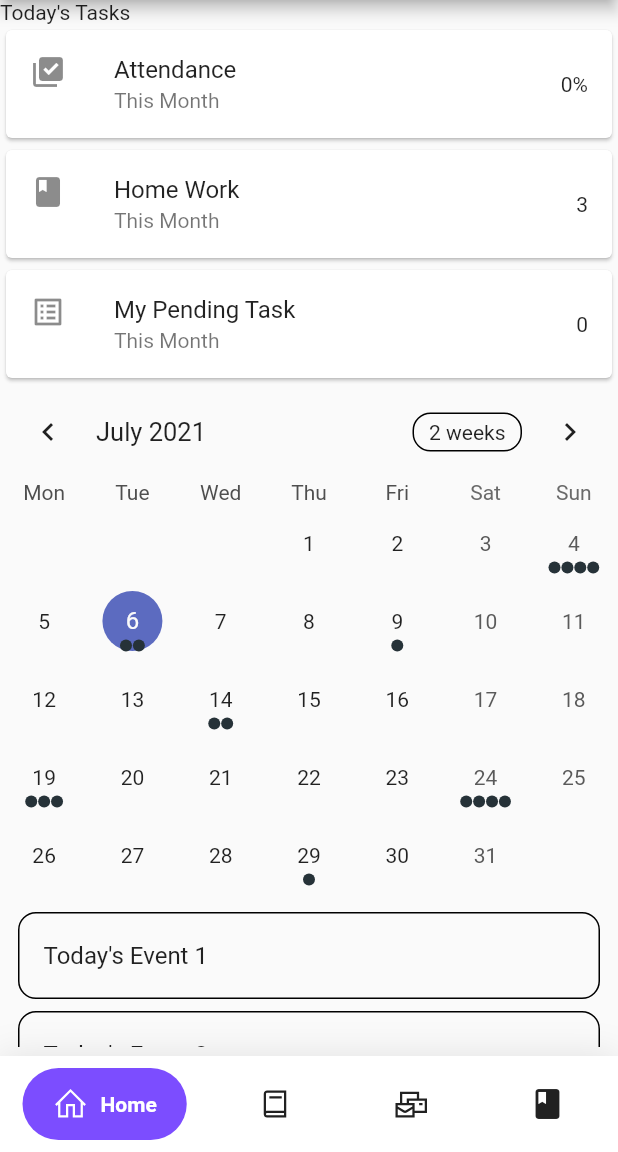
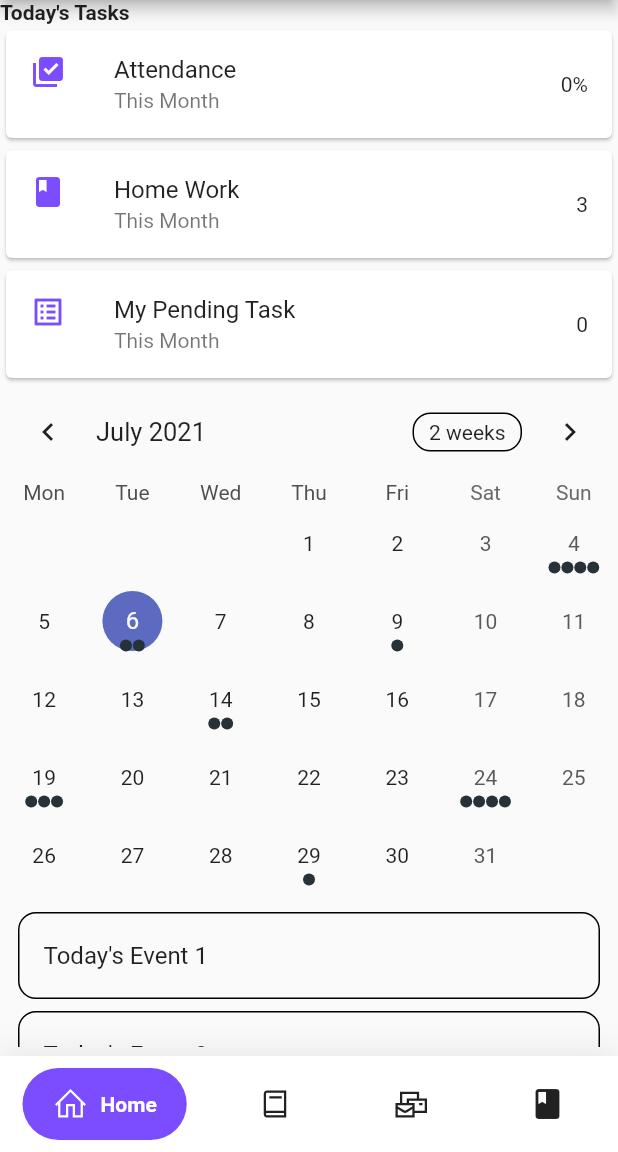
Before and after one commit to venkat9507/school-app, a Flutter app: the screen it shows after launch, on a phone screen of 412 x 824 dp, the part 84-1236 px from its top. Run offline on Flutter 3.47's test engine with Material 2 defaults, Android fonts, the light colour scheme and no system bars; drawn by our look-alikes of google_nav_bar, table_calendar; our stand-ins replace animated_text_kit, carousel_slider, circular_profile_avatar, cloud_firestore, firebase_auth, firebase_core and 3 more; accounts and stored records are empty.

Commit message:
home page edited2

```diff
--- a/lib/main.dart
+++ b/lib/main.dart
@@ -17,6 +17,7 @@ class MyApp extends StatelessWidget {
   @override
   Widget build(BuildContext context) {
     return GetMaterialApp(
+      // darkTheme: ThemeData(brightness: Brightness.dark),
       debugShowCheckedModeBanner: false,
       home:SplashScreen()
     );
--- a/lib/screens/Sidemenu/Side_menu.dart
+++ b/lib/screens/Sidemenu/Side_menu.dart
@@ -3,6 +3,7 @@ import 'package:flutter/material.dart';
 import 'package:flutter_school_app_july_1/constants/color_constants.dart';
 import 'package:flutter_school_app_july_1/constants/controller.dart';
 import 'package:flutter_school_app_july_1/constants/text_constants.dart';
+import 'package:flutter_school_app_july_1/screens/Sidemenu/attendence/attendence.dart';
 import 'package:flutter_school_app_july_1/screens/Sidemenu/profile/profile.dart';
 import 'package:get/get.dart';
 import 'package:line_icons/line_icons.dart';
@@ -207,8 +208,7 @@ class _SideMenuState extends State<SideMenu> {
                     child: InkWell(
                       onTap: (){
 
-                        pageViewController.controller.jumpToPage(13);
-                        Get.back();
+                        Get.to(Attendance());
                       },
                       child: ListTile(
                         leading: Icon(Icons.library_add_check),
--- a/lib/screens/Sidemenu/homePage/home_page.dart
+++ b/lib/screens/Sidemenu/homePage/home_page.dart
@@ -1,7 +1,14 @@
 import 'package:flutter/cupertino.dart';
 import 'package:flutter/material.dart';
+import 'package:flutter_school_app_july_1/constants/color_constants.dart';
+import 'package:flutter_school_app_july_1/constants/controller.dart';
+import 'package:flutter_school_app_july_1/screens/Sidemenu/attendence/attendence.dart';
 import 'package:flutter_school_app_july_1/screens/Sidemenu/homePage/calendar.dart';
 import 'package:flutter_school_app_july_1/screens/Sidemenu/homePage/carousel_slider.dart';
+import 'package:flutter_school_app_july_1/screens/Sidemenu/homePage/pendingtask.dart';
+import 'package:flutter_school_app_july_1/screens/Sidemenu/homeWork/home_work.dart';
+import 'package:flutter_school_app_july_1/screens/bottomNavbar/bottomNavbar.dart';
+import 'package:get/get.dart';
 import 'package:line_icons/line_icons.dart';
 
 class HomePage extends StatefulWidget {
@@ -22,37 +29,51 @@ class _HomePageState extends State<HomePage> {
           crossAxisAlignment: CrossAxisAlignment.start,
 
           children: [
-            Text("Today's Tasks"),
+            Text("Today's Tasks",style: TextStyle(
+              fontWeight: FontWeight.bold
+            ),),
             // Expanded(child: ComplicatedImageDemo(),flex: 1,),
             Expanded(flex: 1,child: Column(
               children: [
                 Card(
                   color: Colors.white,
                   child: ListTile(
-                    leading:Icon(Icons.library_add_check),
+                    leading:Icon(Icons.library_add_check,color: accentcolor,),
                     title: Text('Attendance'),
                     subtitle: Text('This Month'),
                     trailing: Text('0%'),
+                    onTap: (){
+
+                      Get.to(Attendance());
+
+                    },
                   ),
 
                 ),
                 Card(
                   color: Colors.white,
                   child: ListTile(
-                    leading:Icon(Icons.book),
+                    leading:Icon(Icons.book,color: accentcolor,),
                     title: Text('Home Work'),
                     subtitle: Text('This Month'),
                     trailing: Text('3'),
+                    onTap: (){
+                      Get.to(HomeWork());
+                    },
                   ),
 
                 ),
                 Card(
                   color: Colors.white,
                   child: ListTile(
-                    leading:Icon(Icons.list_alt),
+                    leading:Icon(Icons.list_alt,color: accentcolor,),
                     title: Text('My Pending Task'),
                     subtitle: Text('This Month'),
                     trailing: Text('0'),
+                    onTap: (){
+                      Get.to( PendingTask());
+                    },
+
                   ),
 
                 ),
@@ -67,6 +88,7 @@ class _HomePageState extends State<HomePage> {
 
 
 
+
           ],
         ),
 
--- a/lib/screens/dashboard/dashboard.dart
+++ b/lib/screens/dashboard/dashboard.dart
@@ -11,6 +11,7 @@ import 'package:flutter_school_app_july_1/screens/Sidemenu/downloadCenter/downlo
 import 'package:flutter_school_app_july_1/screens/Sidemenu/fees/fees.dart';
 import 'package:flutter_school_app_july_1/screens/Sidemenu/googleMeet/google_meet.dart';
 import 'package:flutter_school_app_july_1/screens/Sidemenu/homePage/home_page.dart';
+import 'package:flutter_school_app_july_1/screens/Sidemenu/homePage/pendingtask.dart';
 import 'package:flutter_school_app_july_1/screens/Sidemenu/homeWork/home_work.dart';
 import 'package:flutter_school_app_july_1/screens/Sidemenu/hostels/hostels.dart';
 import 'package:flutter_school_app_july_1/screens/Sidemenu/lessonPlan/lesson_plan.dart';
@@ -86,6 +87,7 @@ class _DashBoardState extends State<DashBoard> {
                           TransportRoute(),
                           Hostels(),
                           About(),
+                          PendingTask(),
                         ]),
                   ),
                   Expanded(
```
Also changed, not shown: lib/screens/Sidemenu/attendence/attendence.dart (+11 -1 lines), lib/screens/Sidemenu/homePage/pendingtask.dart (added, +16 -0 lines), lib/screens/Sidemenu/homeWork/home_work.dart (+51 -5 lines), lib/screens/Sidemenu/timeTable/time_table.dart (+7 -1 lines).
